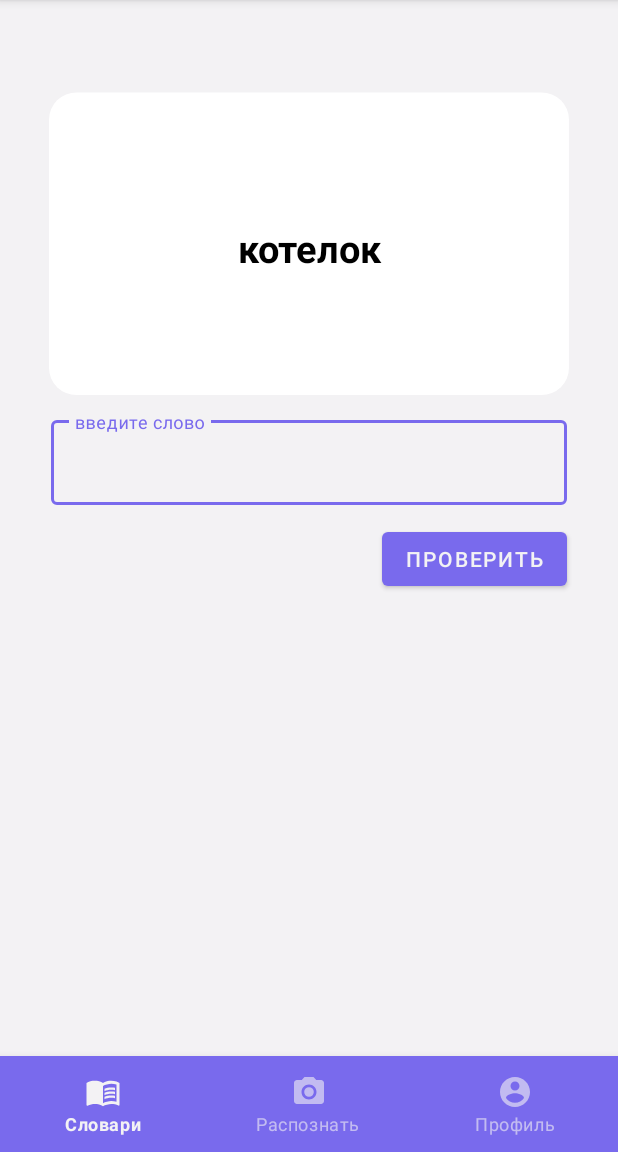
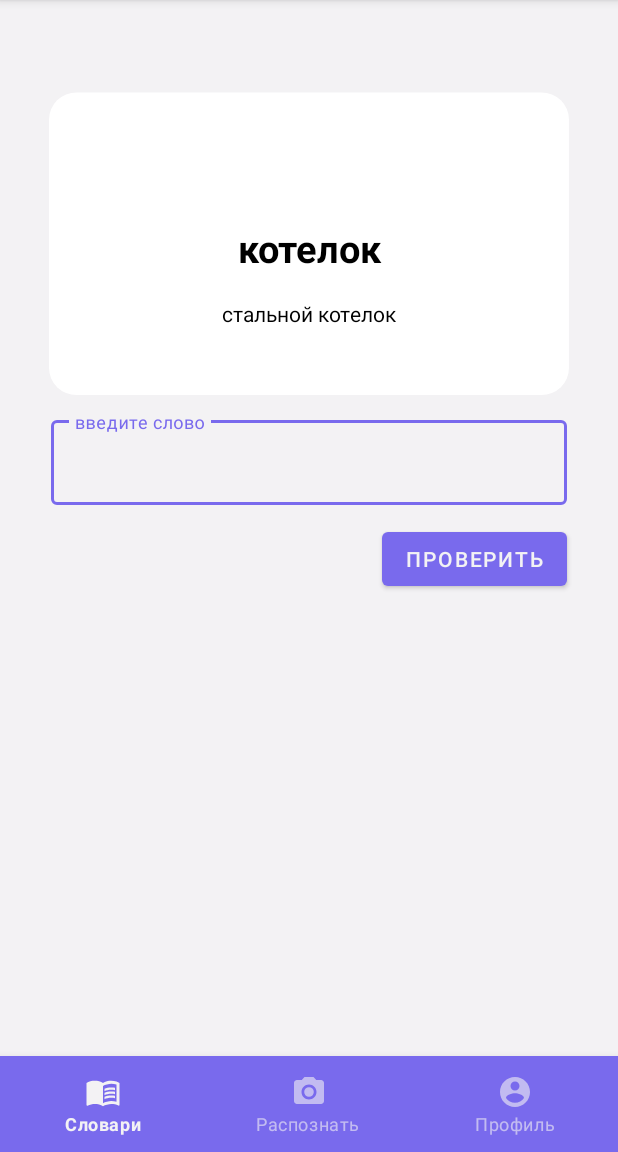
Before and after one commit to MariaMsu/Kotelok, an Android app: the screen it shows after launch (MainActivity), after a tap on "ПОВТОРИТЬ ТРЕНИРОВКУ", on a phone screen of 412 x 824 dp, the part 84-1236 px from its top. Run offline under Robolectric (Android 15) with nearby library versions, the phone set to English and light mode, and no system bars; our stand-ins replace Room's generated code; libraries missing offline, so code that uses them is left out: com.jakewharton.retrofit2; 1 statement that could not run was skipped; 1 other tap on this screen came first.

Commit message:
Запретила менять ориентацию

```diff
--- a/app/src/main/AndroidManifest.xml
+++ b/app/src/main/AndroidManifest.xml
@@ -15,6 +15,8 @@
         android:theme="@style/Theme.Kotelok">
         <activity
             android:name=".screens.MainActivity"
+            android:screenOrientation="portrait"
+            android:configChanges="keyboardHidden|orientation|screenSize"
             android:windowSoftInputMode="adjustPan"
             android:exported="true">
             <intent-filter>
--- a/app/src/main/kotlin/com/designdrivendevelopment/kotelok/screens/trainers/TrainWriteFragment.kt
+++ b/app/src/main/kotlin/com/designdrivendevelopment/kotelok/screens/trainers/TrainWriteFragment.kt
@@ -1,5 +1,7 @@
 package com.designdrivendevelopment.kotelok.screens.trainers
 
+import android.content.pm.ActivityInfo
+import android.content.res.Configuration
 import android.os.Bundle
 import android.view.LayoutInflater
 import android.view.View
@@ -24,9 +26,15 @@ class TrainWriteFragment : Fragment() {
     private var correctWord: TextView? = null
     private var nextWordButton: Button? = null
     private var repeatDict: Button? = null
+    private var wordExample: TextView? = null
 
     override fun onCreateView(inflater: LayoutInflater, container: ViewGroup?, savedInstanceState: Bundle?): View? {
         return inflater.inflate(R.layout.fragment_train_write, container, false)
+    }
+
+    override fun onConfigurationChanged(newConfig: Configuration) {
+        super.onConfigurationChanged(newConfig)
+        activity?.requestedOrientation = ActivityInfo.SCREEN_ORIENTATION_PORTRAIT
     }
 
     override fun onViewCreated(view: View, savedInstanceState: Bundle?) {
@@ -41,6 +49,7 @@ class TrainWriteFragment : Fragment() {
         nextWordButton?.setOnClickListener(listener)
         repeatDict = view.findViewById(R.id.repeatDict)
         repeatDict?.setOnClickListener(listener)
+        wordExample = view.findViewById(R.id.word_example)
 
         val dictionaryId = arguments?.getLong("id") ?: 1
         val factory = TrainWriteViewModelFactory(
@@ -54,6 +63,11 @@ class TrainWriteFragment : Fragment() {
             viewLifecycleOwner,
             {
                 flashcard?.text = viewModel.currentWord.value?.mainTranslation
+                if (viewModel.currentWord.value?.examples?.isEmpty() == false) {
+                    wordExample?.text = viewModel.currentWord.value?.examples?.get(0)?.translatedText.toString()
+                } else {
+                    wordExample?.text = ""
+                }
             }
         )
 
@@ -79,6 +93,7 @@ class TrainWriteFragment : Fragment() {
             }
         }
     }
+
 
     private val listener = View.OnClickListener { view ->
         when (view.id) {
--- a/app/src/main/res/layout/fragment_train_write.xml
+++ b/app/src/main/res/layout/fragment_train_write.xml
@@ -107,5 +107,15 @@
         android:layout_marginBottom="28dp"
         android:visibility="invisible" />
 
+    <TextView
+        android:layout_width="wrap_content"
+        android:layout_height="wrap_content"
+        android:id="@+id/word_example"
+        app:layout_constraintStart_toStartOf="@+id/flashcard"
+        app:layout_constraintEnd_toEndOf="@+id/flashcard"
+        app:layout_constraintTop_toTopOf="@+id/flashcard"
+        app:layout_constraintBottom_toBottomOf="@+id/flashcard"
+        app:layout_constraintVertical_bias="0.72" />
+
 
 </androidx.constraintlayout.widget.ConstraintLayout>
```
Also changed, not shown: app/src/main/kotlin/com/designdrivendevelopment/kotelok/screens/trainers/TrainFlashcardsFragment.kt (+7 -0 lines).
